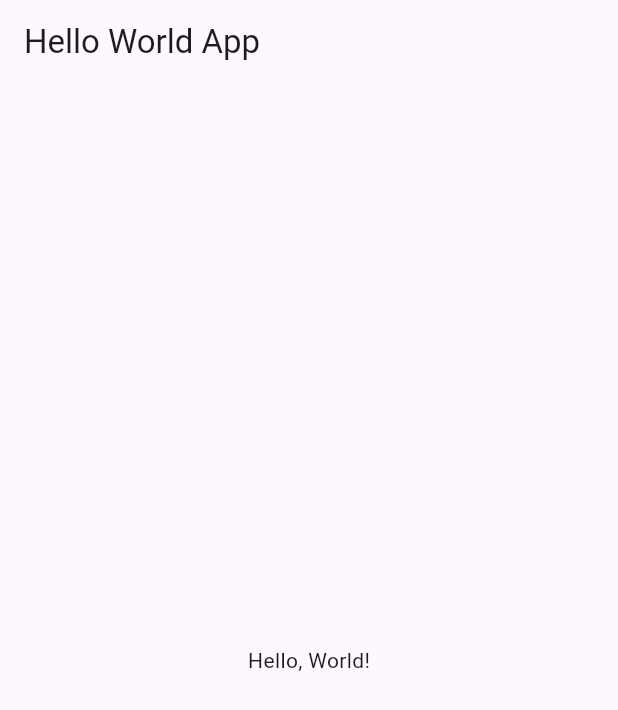
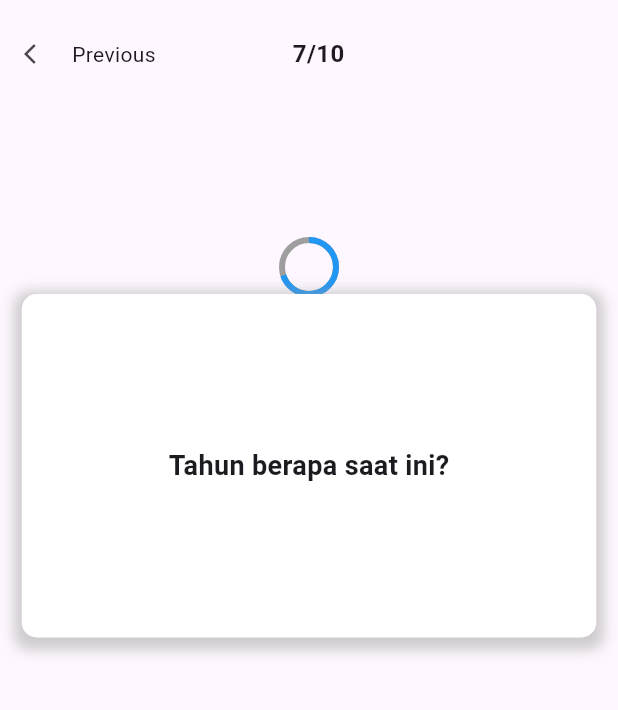
Before and after one commit to hrd-24/tugas_figma, a Flutter app: the screen it shows after launch, after a tap on "Start", on a phone screen of 412 x 824 dp. Shown: the top 710 px of the screen. Run offline on Flutter 3.47's test engine with Material 3 defaults, Android fonts, the phone set to English and light mode, and no system bars.

Commit message:
pembaruan tampilan 2

```diff
--- a/lib/main.dart
+++ b/lib/main.dart
@@ -1,5 +1,5 @@
 import 'package:flutter/material.dart';
-import 'package:tugas_figma/tampilanDua.dart'; // Pastikan file ini ada dan benar
+import 'package:tugas_figma/quisView/tampilanDua.dart';
 
 void main() {
   runApp(MyApp());
@@ -25,7 +25,7 @@ class HomeScreen extends StatelessWidget {
           Positioned.fill(
             child: Image.asset(
               'assets/images/LoginScreen.png',
-              fit: BoxFit.cover, // Agar gambar menyesuaikan ukuran layar
+              fit: BoxFit.cover,
             ),
           ),
 
@@ -47,8 +47,7 @@ class HomeScreen extends StatelessWidget {
                     style: TextStyle(
                       fontSize: 18,
                       color: Colors.white,
-                      fontFamily: 'Baloo2',
-                    ),
+                      fontFamily: 'Baloo_2'                 ),
                   ),
                 ),
 
@@ -61,7 +60,7 @@ class HomeScreen extends StatelessWidget {
                     style: TextStyle(color: Colors.white),
                     decoration: InputDecoration(
                       hintText: "John Deh...",
-                      hintStyle: TextStyle(color: Colors.white70, fontSize: 12), // Lebih transparan
+                      hintStyle: TextStyle(color: Colors.white70, fontSize: 12),
                       border: OutlineInputBorder(
                         borderRadius: BorderRadius.circular(20),
                         borderSide: BorderSide(
@@ -109,7 +108,6 @@ class HomeScreen extends StatelessWidget {
                       child: Text(
                         'Start',
                         style: TextStyle(
-                          fontFamily: 'Baloo2',
                           fontSize: 24,
                           color: Colors.white,
                         ),
--- /dev/null
+++ b/lib/quisView/tampilanDua.dart
@@ -0,0 +1,71 @@
+import 'package:flutter/material.dart';
+
+class Tampilandua extends StatelessWidget {
+  @override
+  Widget build(BuildContext context) {
+    return Scaffold(
+      body: SafeArea(
+        child: Column(
+          children: [
+            SizedBox(height: 12),
+            Row(
+              children: [
+                IconButton(
+                  icon: Icon(Icons.arrow_back_ios),
+                  iconSize: 16,
+                  onPressed: () {
+                    Navigator.pop(context);
+                  },
+                ),
+                GestureDetector(
+                  onTap: () {
+                    Navigator.pop(context);
+                  },
+                  child: Text('Previous'),
+                ),
+                Spacer(),
+                Text(
+                  '7/10',
+                  style: TextStyle(fontSize: 16, fontWeight: FontWeight.bold),
+                ),
+                Spacer(),
+                Spacer(),
+              ],
+            ),
+            SizedBox(height: 100),
+
+            CircularProgressIndicator(
+              value: 0.7,
+              backgroundColor: Colors.grey,
+              valueColor: AlwaysStoppedAnimation<Color>(Colors.blue),
+            ),
+
+            Container(
+              width: 383,
+              height: 229,
+              padding: EdgeInsets.all(20),
+              decoration: BoxDecoration(
+                color: Colors.white,
+                borderRadius: BorderRadius.circular(10),
+                boxShadow: [
+                  BoxShadow(
+                    color: Colors.grey.withOpacity(0.5),
+                    spreadRadius: 5,
+                    blurRadius: 7,
+                    offset: Offset(0, 3),
+                  ),
+                ],
+              ),
+              child: Center(
+                child: Text(
+                  'Tahun berapa saat ini?',
+                  style: TextStyle(fontSize: 18, fontWeight: FontWeight.bold),
+                ),
+              ),
+            ),
+          ],
+        ),
+      ),
+    );
+  }
+}
--- a/lib/tampilanDua.dart
+++ /dev/null
@@ -1,18 +0,0 @@
-import 'package:flutter/material.dart';
-
-class Tampilandua extends StatelessWidget {
-
-  @override
-  Widget build(BuildContext context) {
-    return MaterialApp(
-      home: Scaffold(
-        appBar: AppBar(
-          title: Text('Hello World App'),
-        ),
-        body: Center(
-          child: Text('Hello, World!'),
-        ),
-      ),
-    );
-  }
-}
--- a/pubspec.yaml
+++ b/pubspec.yaml
@@ -76,8 +76,8 @@ flutter:
   fonts:
     - family: Baloo_2
       fonts:
-        - asset: assets\fonts\Baloo_2\Baloo2-Regular.ttf
-        - asset: assets\fonts\Baloo_2\Baloo2-Bold.ttf
+        - asset: assets/fonts/Baloo_2/Baloo2-Regular.ttf
+        - asset: assets/fonts/Baloo_2/Baloo2-Bold.ttf
           weight: 700
   #   - family: Trajan Pro
   #     fonts:
```
Also changed, not shown: assets/images/logo.jpg.png (deleted).
